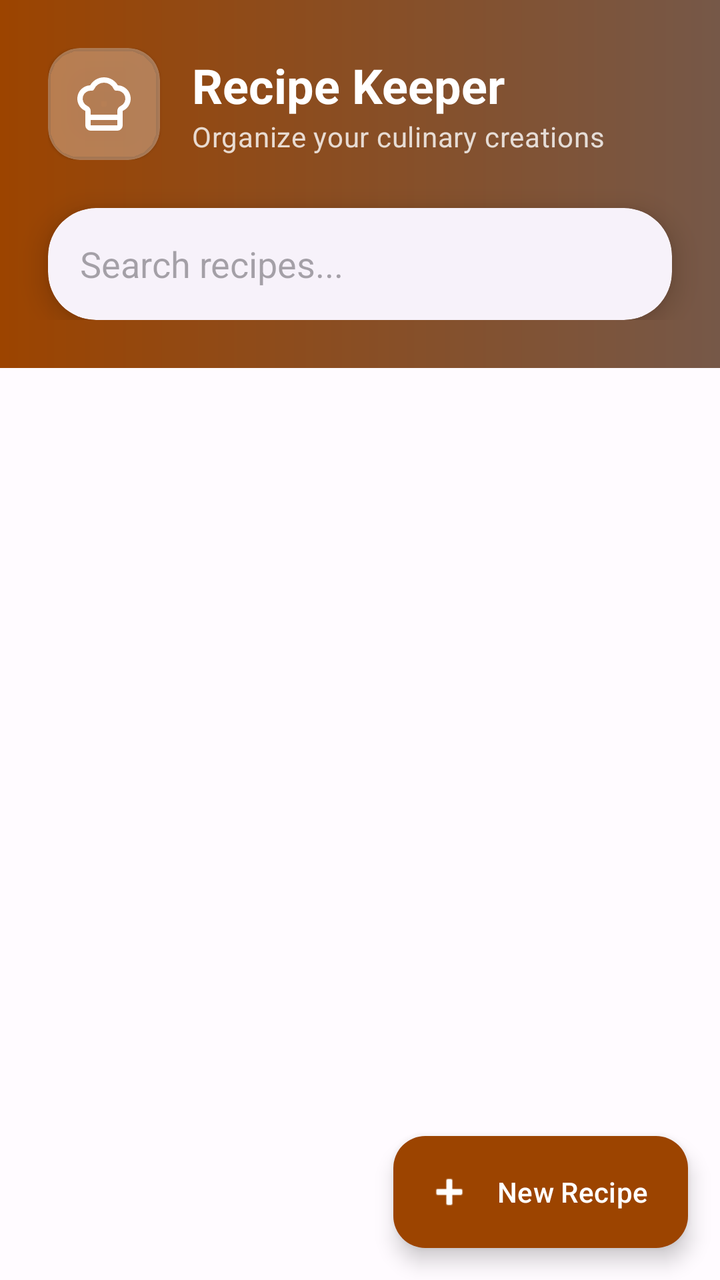
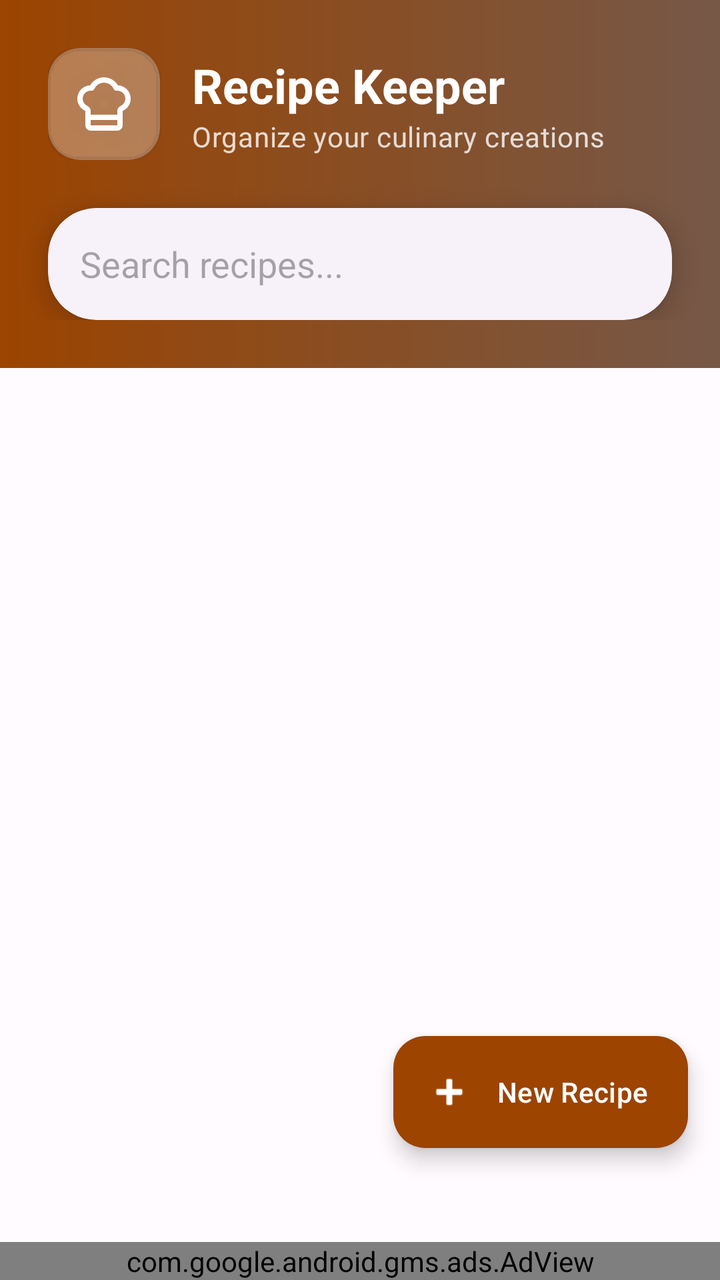

Two renders of the same Android screen: before a commit and after it. Below are the layout's source before the change and the commit's diff.
<!-- AndroidManifest.xml: application theme Theme.RecipeKeeper -->
<!-- res/layout/fragment_dashboard.xml -->
<?xml version="1.0" encoding="utf-8"?>
<androidx.coordinatorlayout.widget.CoordinatorLayout
    xmlns:android="http://schemas.android.com/apk/res/android"
    xmlns:app="http://schemas.android.com/apk/res-auto"
    android:layout_width="match_parent"
    android:layout_height="match_parent"
    android:background="?attr/colorSurface">

    <com.google.android.material.appbar.AppBarLayout
        android:id="@+id/app_bar"
        android:layout_width="match_parent"
        android:layout_height="wrap_content"
        android:background="@android:color/transparent"
        app:elevation="0dp">

        <com.google.android.material.appbar.CollapsingToolbarLayout
            android:layout_width="match_parent"
            android:layout_height="wrap_content"
            app:layout_scrollFlags="scroll|exitUntilCollapsed">

            <LinearLayout
                android:layout_width="match_parent"
                android:layout_height="wrap_content"
                android:orientation="vertical"
                android:background="@drawable/bg_hero_gradient"
                android:paddingBottom="24dp">

                <LinearLayout
                    android:layout_width="match_parent"
                    android:layout_height="wrap_content"
                    android:orientation="horizontal"
                    android:padding="24dp"
                    android:gravity="center_vertical">

                    <com.google.android.material.card.MaterialCardView
                        android:layout_width="56dp"
                        android:layout_height="56dp"
                        app:cardCornerRadius="16dp"
                        app:cardBackgroundColor="#4DFFFFFF"
                        app:strokeWidth="0dp">
                        <ImageView
                            android:layout_width="32dp"
                            android:layout_height="32dp"
                            android:layout_gravity="center"
                            android:src="@drawable/ic_chef_hat"
                            app:tint="@color/white" />
                    </com.google.android.material.card.MaterialCardView>

                    <LinearLayout
                        android:layout_width="0dp"
                        android:layout_weight="1"
                        android:layout_height="wrap_content"
                        android:orientation="vertical"
                        android:layout_marginStart="16dp">

                        <TextView
                            android:layout_width="wrap_content"
                            android:layout_height="wrap_content"
                            android:text="Recipe Keeper"
                            android:textAppearance="?attr/textAppearanceHeadlineSmall"
                            android:textColor="@color/white"
                            android:textStyle="bold" />

                        <TextView
                            android:layout_width="wrap_content"
                            android:layout_height="wrap_content"
                            android:text="Organize your culinary creations"
                            android:textAppearance="?attr/textAppearanceBodyMedium"
                            android:textColor="#CCFFFFFF" />
                    </LinearLayout>
                </LinearLayout>

                <com.google.android.material.card.MaterialCardView
                    android:layout_width="match_parent"
                    android:layout_height="wrap_content"
                    android:layout_marginHorizontal="24dp"
                    app:cardCornerRadius="24dp"
                    app:cardElevation="8dp"
                    app:strokeWidth="0dp">

                    <androidx.appcompat.widget.SearchView
                        android:id="@+id/searchView"
                        android:layout_width="match_parent"
                        android:layout_height="56dp"
                        app:iconifiedByDefault="false"
                        app:queryBackground="@android:color/transparent"
                        app:queryHint="Search recipes..."
                        app:searchIcon="@null" />
                </com.google.android.material.card.MaterialCardView>
            </LinearLayout>

        </com.google.android.material.appbar.CollapsingToolbarLayout>

        <HorizontalScrollView
            android:id="@+id/tagsContainer"
            android:layout_width="match_parent"
            android:layout_height="wrap_content"
            android:clipToPadding="false"
            android:paddingHorizontal="24dp"
            android:paddingVertical="16dp"
            android:background="?attr/colorSurface"
            android:scrollbars="none">

            <com.google.android.material.chip.ChipGroup
                android:id="@+id/tagChipGroup"
                android:layout_width="wrap_content"
                android:layout_height="wrap_content"
                app:chipSpacing="12dp"
                app:singleSelection="true"
                app:selectionRequired="true"
                app:singleLine="true" />

        </HorizontalScrollView>

    </com.google.android.material.appbar.AppBarLayout>

    <androidx.recyclerview.widget.RecyclerView
        android:id="@+id/recycler_recipes"
        android:layout_width="match_parent"
        android:layout_height="match_parent"
        android:clipToPadding="false"
        android:paddingTop="8dp"
        android:paddingBottom="88dp"
        app:layout_behavior="@string/appbar_scrolling_view_behavior" />

    <LinearLayout
        android:id="@+id/empty_state_container"
        android:layout_width="wrap_content"
        android:layout_height="wrap_content"
        android:layout_gravity="center"
        android:gravity="center"
        android:orientation="vertical"
        android:visibility="gone"
        app:layout_behavior="@string/appbar_scrolling_view_behavior">

        <TextView
            android:id="@+id/tv_empty_state"
            android:layout_width="wrap_content"
            android:layout_height="wrap_content"
            android:text="No recipes found"
            android:textAppearance="?attr/textAppearanceTitleLarge"
            android:textColor="?attr/colorOnSurfaceVariant" />

        <TextView
            android:layout_width="wrap_content"
            android:layout_height="wrap_content"
            android:layout_marginTop="8dp"
            android:text="Try a different search or add a new recipe"
            android:textAppearance="?attr/textAppearanceBodyMedium"
            android:textColor="?attr/colorOnSurfaceVariant" />
    </LinearLayout>

    <com.google.android.material.floatingactionbutton.ExtendedFloatingActionButton
        android:id="@+id/fab_add_recipe"
        android:layout_width="wrap_content"
        android:layout_height="wrap_content"
        android:layout_gravity="bottom|end"
        android:layout_margin="16dp"
        android:text="New Recipe"
        app:icon="@android:drawable/ic_input_add"
        app:cornerRadius="16dp"
        android:textColor="?attr/colorOnPrimary"
        app:iconTint="?attr/colorOnPrimary"
        app:backgroundTint="?attr/colorPrimary" />

</androidx.coordinatorlayout.widget.CoordinatorLayout>
<!-- resources referenced by this layout -->
<resources>
  <color name="white">#FFFFFF</color>
  <!-- drawable bg_hero_gradient (drawable) -->
  <?xml version="1.0" encoding="utf-8"?>
  <shape xmlns:android="http://schemas.android.com/apk/res/android"
      android:shape="rectangle">
      <gradient
          android:angle="0"
          android:startColor="#9C4400"
          android:endColor="#765848"
          android:type="linear" />
  </shape>
  <!-- drawable ic_chef_hat (drawable) -->
  <vector xmlns:android="http://schemas.android.com/apk/res/android"
      android:width="24dp"
      android:height="24dp"
      android:viewportWidth="24"
      android:viewportHeight="24">
      <path
          android:pathData="M17,21a1,1 0,0 0,1 -1v-5.35c0,-0.457 0.316,-0.844 0.727,-1.041a4,4 0,0 0,-2.134 -7.589 5,5 0,0 0,-9.186 0 4,4 0,0 0,-2.134 7.588c0.411,0.198 0.727,0.585 0.727,1.041V20a1,1 0,0 0,1 1Z"
          android:strokeColor="#FFFFFF"
          android:strokeWidth="2"
          android:strokeLineCap="round"
          android:strokeLineJoin="round"/>
      <path
          android:pathData="M6,17h12"
          android:strokeColor="#FFFFFF"
          android:strokeWidth="2"
          android:strokeLineCap="round"
          android:strokeLineJoin="round"/>
  </vector>
  <color name="md_theme_light_primary">#9C4400</color>
  <color name="md_theme_light_onPrimary">#FFFFFF</color>
  <color name="md_theme_light_primaryContainer">#FFDBC7</color>
  <color name="md_theme_light_onPrimaryContainer">#331200</color>
  <color name="md_theme_light_secondary">#765848</color>
  <color name="md_theme_light_onSecondary">#FFFFFF</color>
  <color name="md_theme_light_secondaryContainer">#FFDBC7</color>
  <color name="md_theme_light_onSecondaryContainer">#2B160B</color>
  <color name="md_theme_light_tertiary">#656032</color>
  <color name="md_theme_light_onTertiary">#FFFFFF</color>
  <color name="md_theme_light_tertiaryContainer">#EDE4AB</color>
  <color name="md_theme_light_onTertiaryContainer">#1F1C00</color>
  <color name="md_theme_light_surface">#FFFBFF</color>
  <color name="md_theme_light_onSurface">#201A17</color>
  <color name="md_theme_light_surfaceVariant">#F4DED3</color>
  <color name="md_theme_light_onSurfaceVariant">#52443C</color>
  <color name="md_theme_light_outline">#85736B</color>
  <style name="Widget.RecipeKeeper.CardView" parent="Widget.Material3.CardView.Elevated">
          <item name="cardCornerRadius">16dp</item>
          <item name="cardElevation">1dp</item>
          <item name="shapeAppearance">@style/ShapeAppearance.RecipeKeeper.Card</item>
      </style>
  <style name="ThemeOverlay.RecipeKeeper.MaterialAlertDialog" parent="ThemeOverlay.Material3.MaterialAlertDialog">
          <item name="alertDialogStyle">@style/MaterialAlertDialog.RecipeKeeper</item>
          <item name="android:background">@android:color/transparent</item>
          <item name="backgroundTint">@android:color/transparent</item>
      </style>
  <style name="ShapeAppearance.RecipeKeeper.Card" parent="ShapeAppearance.Material3.MediumComponent">
          <item name="cornerSize">16dp</item>
      </style>
  <style name="MaterialAlertDialog.RecipeKeeper" parent="MaterialAlertDialog.Material3">
          <item name="shapeAppearance">@style/ShapeAppearance.RecipeKeeper.Dialog</item>
      </style>
  <style name="ShapeAppearance.RecipeKeeper.Dialog" parent="ShapeAppearance.Material3.LargeComponent">
          <item name="cornerSize">28dp</item>
      </style>
  <!-- unchanged entries left out for length: 1 -->
</resources>

<!-- the commit's change to res/layout/fragment_dashboard.xml (unified diff, before → after) -->
@@ -120,7 +120,7 @@
         android:layout_height="match_parent"
         android:clipToPadding="false"
         android:paddingTop="8dp"
-        android:paddingBottom="88dp"
+        android:paddingBottom="144dp"
         app:layout_behavior="@string/appbar_scrolling_view_behavior" />
 
     <LinearLayout
@@ -155,7 +155,8 @@
         android:layout_width="wrap_content"
         android:layout_height="wrap_content"
         android:layout_gravity="bottom|end"
-        android:layout_margin="16dp"
+        android:layout_marginBottom="66dp"
+        android:layout_marginEnd="16dp"
         android:text="New Recipe"
         app:icon="@android:drawable/ic_input_add"
         app:cornerRadius="16dp"
@@ -163,4 +164,12 @@
         app:iconTint="?attr/colorOnPrimary"
         app:backgroundTint="?attr/colorPrimary" />
 
+    <com.google.android.gms.ads.AdView
+        android:id="@+id/ad_view"
+        android:layout_width="match_parent"
+        android:layout_height="wrap_content"
+        android:layout_gravity="bottom|center_horizontal"
+        app:adSize="BANNER"
+        app:adUnitId="ca-app-pub-4179968443458774/3258172005" />
+
 </androidx.coordinatorlayout.widget.CoordinatorLayout>
